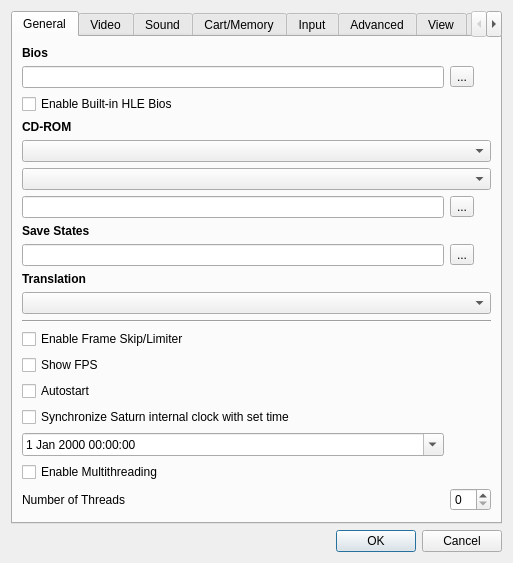
Above: yabause/src/qt/ui/UISettings.ui from Yabause/yabause before the change. Below: the same form after it.
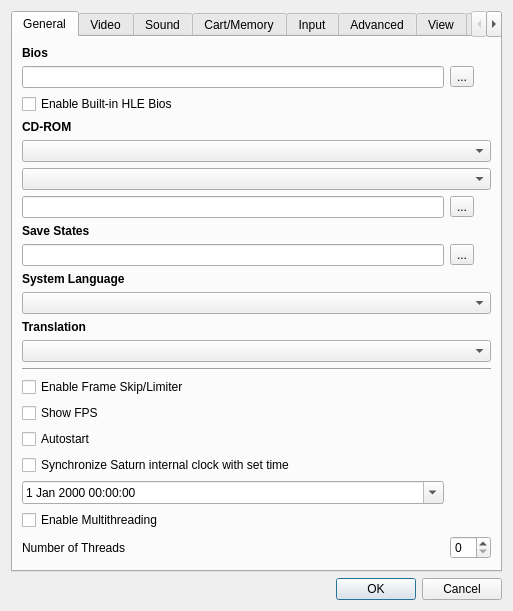
That is the form after the change. Custom widgets are drawn as their Qt base class.

Commit message: Support for language configuration from settings

What changed in the file:
```diff
--- a/yabause/src/qt/ui/UISettings.ui
+++ b/yabause/src/qt/ui/UISettings.ui
@@ -123,6 +123,25 @@
         </widget>
        </item>
        <item row="10" column="0" colspan="2">
+        <widget class="QLabel" name="lSysLanguageID">
+         <property name="font">
+          <font>
+           <weight>75</weight>
+           <bold>true</bold>
+          </font>
+         </property>
+         <property name="text">
+          <string>System Language</string>
+         </property>
+         <property name="textFormat">
+          <enum>Qt::PlainText</enum>
+         </property>
+        </widget>
+       </item>
+       <item row="13" column="0" colspan="2">
+        <widget class="QComboBox" name="cbSysLanguageID"/>
+       </item>
+       <item row="12" column="0" colspan="2">
         <widget class="QLabel" name="lTranslation">
          <property name="font">
           <font>
```
